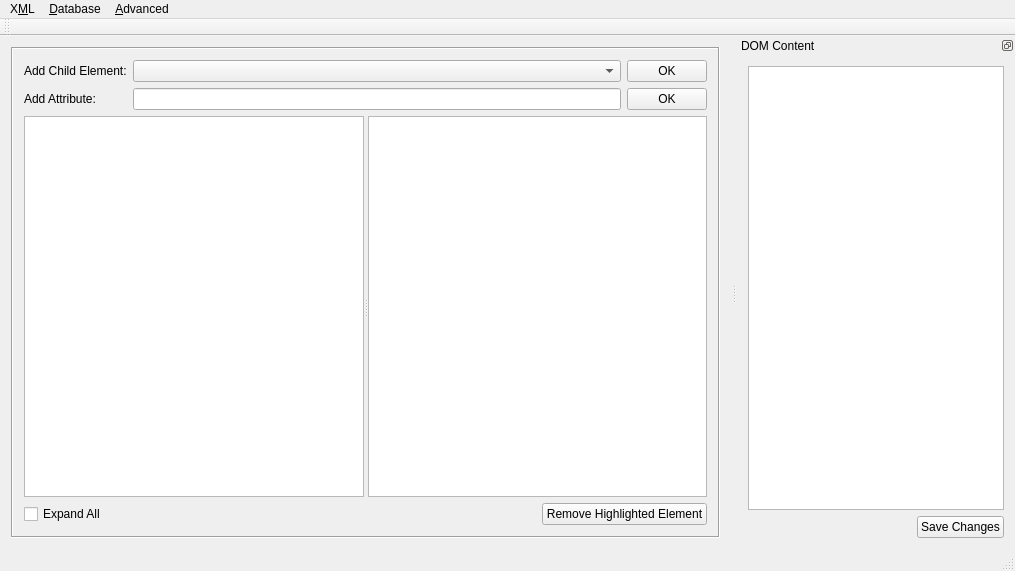
goblincoding/xmlmill, file GCXMLGenerator/gcmainwindow.ui: the form before one commit.
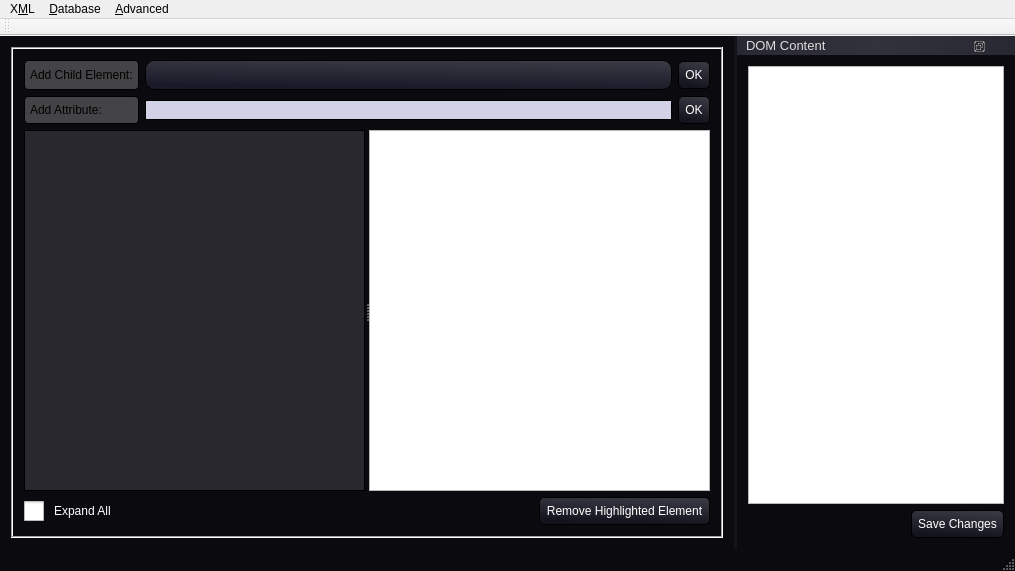
The form after the commit. Icons and pictures are not drawn.

Commit message: Mish mash of updates (I really shouldn't do this), containing the addition of an XML syntax highlighter, some bug fixes surrounding the functionality around adding elements to the DOM and an update to how super user mode handles the flags on tree widget items.

What changed in the file:
```diff
--- a/GCXMLGenerator/gcmainwindow.ui
+++ b/GCXMLGenerator/gcmainwindow.ui
@@ -17,6 +17,271 @@
    <iconset resource="resources/gcresources.qrc">
     <normaloff>:/resources/goblinicon.jpg</normaloff>:/resources/goblinicon.jpg</iconset>
   </property>
+  <property name="styleSheet">
+   <string notr="true">QMainWindow::separator
+{
+   background-color: rgba(255, 255, 255, 10 );
+   width: 3px;
+   height: 3px;
+ }
+
+QMainWindow
+{
+  background-color: rgba(10, 10, 15, 255);
+  font: 20px;
+}
+
+QMainWindow::separator:hover
+{
+  background-color: rgb(190, 196, 209);
+}
+
+QMessageBox
+{
+  background-color: rgb(80, 10, 10);
+  color: rgb(255,200,100);
+}
+
+QPushButton
+{
+  color: rgb(255, 255, 255);
+  background-color: qlineargradient(spread:pad, x1:0.767, y1:1, x2:1, y2:0, stop:0 rgba(20, 20, 30, 255), stop:1 rgba(60, 60, 70, 255));
+  border-style: outset;
+  border-width: 1px;
+  border-radius: 5px;
+  border-color: black;
+  font: 12px;
+  min-width: 6em;
+  min-height: 1em;
+  padding: 6px;
+}
+
+QPushButton:pressed
+{
+  color: rgb(190, 190, 190);
+  background-color: qlineargradient(spread:pad, x1:0.767, y1:1, x2:1, y2:0, stop:0 rgba(20, 20, 35, 255), stop:1 rgba(60, 60, 70, 255));
+  border-style: inset;
+}
+
+QToolButton
+{
+  background-color: qlineargradient(spread:pad, x1:0.767, y1:1, x2:1, y2:0, stop:0 rgba(25, 25, 40, 255), stop:1 rgba(60, 60, 70, 255));
+  border-style: outset;
+  border-width: 1px;
+  border-radius: 4px;
+  border-color: black;
+}
+
+QToolButton:pressed
+{
+  background-color: qlineargradient(spread:pad, x1:0.767, y1:1, x2:1, y2:0, stop:0 rgba(25, 25, 40, 255), stop:1 rgba(60, 60, 70, 255));
+  border-style: inset;
+}
+
+QComboBox
+{
+  color: rgb(255, 255, 255);
+  background-color: qlineargradient(spread:pad, x1:0.767, y1:1, x2:1, y2:0, stop:0 rgba(25, 25, 40, 255), stop:1 rgba(60, 60, 70, 255));
+  border-style: outset;
+  border-width: 1px;
+  border-radius: 9px;
+  border-color: black;
+  font: 12px;
+  min-width: 8em;
+  min-height: 1em;
+  padding: 6px;
+  text-align: right;
+}
+
+QComboBox::drop-down
+{
+  subcontrol-origin: padding;
+  subcontrol-position: top right;
+  left: -8px;
+  width: 18px;
+  border-left-color: transparent;
+  text-align: right;
+}
+
+QComboBox::down-arrow
+{
+  image: url(&quot;:/resources/DownArrow.png&quot;);
+  opacity: 0.6;
+}
+
+QComboBox QAbstractItemView
+{
+  border: 1px solid black;
+  selection-color: rgb(255, 249, 224);
+  color: rgb(255, 255, 255);
+  selection-background-color: rgba(0, 0, 0, 20);
+}
+
+QListView
+{
+  border: 1px solid black;
+  background-color: qlineargradient(spread:pad, x1:0, y1:0, x2:1, y2:0, stop:0  rgba(40, 40, 50, 255), stop:1 rgba(60, 60, 70, 255));
+  alternate-background-color: yellow;
+  font: 11px;
+  color: rgb(255, 255, 255);
+}
+
+QDockWidget
+{
+  background-color: qlineargradient(spread:reflect, x1:0, y1:0, x2:0.5, y2:0, stop:0 rgba(50, 50, 60, 255), stop:1 rgba(60, 60, 70, 255));
+  text-align: left;
+  selection-color: rgb(192, 255, 43);
+  border: 1px solid black;
+  color: rgb(220, 220, 220);
+  min-width: 20em;
+  font: 13px;
+  titlebar-close-icon: url(&quot;:/resources/Close.png&quot;);
+  titlebar-normal-icon: url(&quot;:/resources/Undock.png&quot;);
+}
+
+QDockWidget::title
+{
+  text-align: left;
+  background-color: qlineargradient(spread:reflect, x1:0, y1:0, x2:0.5, y2:0, stop:0 rgba(40, 40, 50, 255), stop:1 rgba(50, 50, 60, 255));
+  selection-color: rgb(192, 255, 43);
+  color: rgb(255, 255, 255);
+  border: 0px;
+  padding-left: 5px;
+}
+
+QDockWidget::close-button, QDockWidget::float-button
+{
+  min-height: 20px;
+  min-width: 20px;
+  icon-size: 20px;
+}
+
+QDockWidget::close-button
+{
+  subcontrol-origin: margin;
+  subcontrol-position: right;
+  left: -4px;
+ }
+
+QDockWidget::float-button
+{
+  subcontrol-origin: margin;
+  subcontrol-position: right;
+  left: -26px;
+ }
+
+QDockWidget::separator
+{
+  width: 4px;
+  height: 4px;
+  background: lightblue;
+  margin-left: 10px;
+  margin-right: 5px;
+}
+
+QTabWidget::pane
+{
+  border: 1px solid black;
+  background-color: qlineargradient(spread:pad, x1:0, y1:0, x2:1, y2:0, stop:0 rgba(60, 60, 70, 255), stop:1 rgba(70, 70, 80, 255));
+}
+
+QTabBar::tab
+{
+  color: rgb(255, 255, 255);
+  border: 1px solid black;
+  background-color: rgb(60, 62, 80);
+  border-top-left-radius: 3px;
+  border-top-right-radius: 3px;
+  min-width: 9ex;
+  padding: 2px;
+  font: 12px;
+}
+
+QTabBar::tab:selected, QTabBar::tab:hover
+{
+  background-color: rgb(100, 100, 110);
+}
+
+QTabBar::tab:selected
+{
+  background-color: rgb(90, 90, 100);
+}
+
+QTabBar::tab:!selected
+{
+  margin-top: 2px;
+}
+
+QLabel
+{
+  background-color: rgba(255, 255, 255, 60);
+  border: 1px solid black;
+  border-radius: 4px;
+  padding: 2px;
+  font: 12px;
+}
+
+QCheckBox
+{
+  spacing: 10px;
+  min-height: 20px;
+  min-width: 20px;
+  icon-size: 20px;
+  font: 12px;
+  color: rgb(255, 255, 255);
+}
+
+QCheckBox::indicator
+{
+  width: 20px;
+  height: 20px;
+}
+
+QCheckBox::indicator:unchecked
+{
+  image: url(&quot;:/resources/CheckBox.png&quot;);
+}
+
+QCheckBox::indicator:checked
+{
+  image: url(&quot;:/resources/CheckOn.png&quot;);
+}
+
+QLineEdit
+{
+   border: 1px solid black;
+   padding: 1 3px;
+   background-color: rgb(210, 210, 230);
+   selection-background-color: rgb(98, 96, 122);
+   font: 12px;
+ }
+
+QTreeView
+{
+   border: 1px solid black;
+   color: rgba(220, 210, 200, 255);
+   background-color: rgba(40, 40, 46, 255);
+   alternate-background-color: rgba(50, 50, 60, 255);
+   font: 13px;
+ }
+
+QTreeView::branch:has-children:!has-siblings:closed, QTreeView::branch:closed:has-children:has-siblings
+{
+  border-image: none;
+  image: url(&quot;:/resources/DownArrow.png&quot;);
+ }
+
+QTreeView::branch:open:has-children:!has-siblings, QTreeView::branch:open:has-children:has-siblings
+{
+  border-image: none;
+  image: url(&quot;:/resources/AngledArrow.png&quot;);
+ }
+
+QTreeView::branch:hover
+{
+    background-color: rgb(188, 221, 255, 80);
+}</string>
+  </property>
   <widget class="QWidget" name="centralWidget">
    <layout class="QHBoxLayout" name="horizontalLayout">
     <item>
```
The commit also changes 6 other files.
